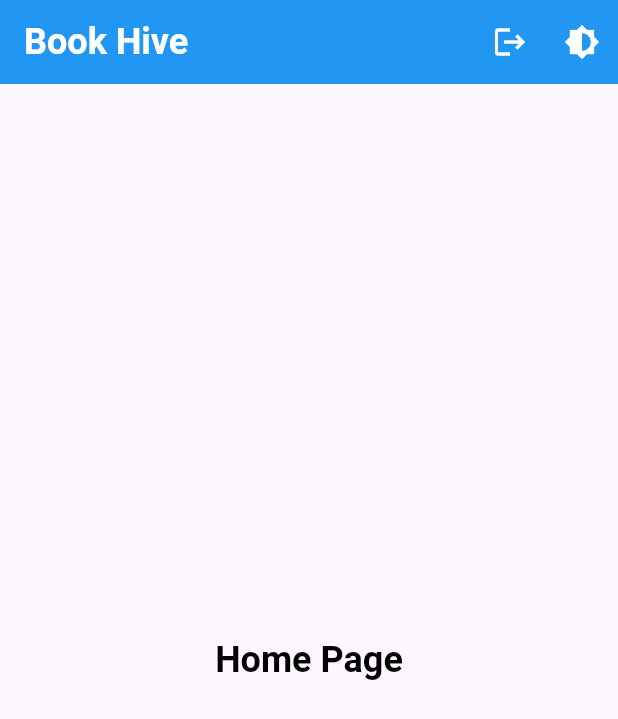
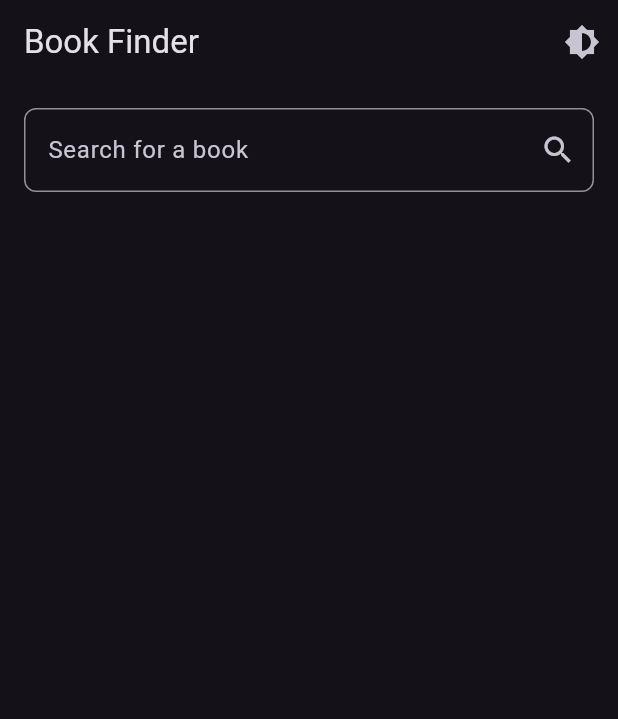
Before and after one commit to KhuzaimaAwan47/book_finder, a Flutter app: the screen it shows after launch, after a tap on the "brightness 6" icon, on a phone screen of 412 x 824 dp. Shown: the top 719 px of the screen. Run offline on Flutter 3.47's test engine with Material 3 defaults, Android fonts, the phone set to English and light mode, and no system bars; our stand-ins replace shared_preferences, sqflite; accounts and stored records are empty.

```diff
--- a/lib/auth/database_helper.dart
+++ b/lib/auth/database_helper.dart
@@ -10,7 +10,7 @@ class DatabaseHelper {
       "create table users (userId INTEGER PRIMARY KEY AUTOINCREMENT, username TEXT UNIQUE , password TEXT, email TEXT)";
 
   String books =
-      "create table favorites(id INTEGER PRIMARY KEY AUTOINCREMENT,title TEXT, author TEXT, thumbnailUrl TEXT))";
+      "create table favorites(id INTEGER PRIMARY KEY AUTOINCREMENT,title TEXT, author TEXT, thumbnailUrl TEXT)";
 
 Future<Database> initDB() async{
   final databasePath = await getDatabasesPath();
@@ -19,7 +19,7 @@ Future<Database> initDB() async{
       path, version: 1,
       onCreate: (db, version) {
     db.execute(users);
-
+    db.execute(books);
   });
 }
 
--- a/lib/main.dart
+++ b/lib/main.dart
@@ -1,42 +1,32 @@
 import 'package:book_finder/pages/home_page.dart';
-import 'package:book_finder/theme/theme.dart' as AppTheme;
 import 'package:book_finder/theme/theme_manager.dart';
 import 'package:flutter/material.dart';
 import 'package:provider/provider.dart';
 import 'auth/auth.dart';
 
 void main() async {
+  WidgetsFlutterBinding.ensureInitialized();
+  final themeManager = ThemeManager();
+  await themeManager.loadTheme();
 
-  WidgetsFlutterBinding.ensureInitialized();
 
 
   runApp(
-    ChangeNotifierProvider(
-      create: (context) => ThemeManager(),
-      child: const MyApp(),
+    ChangeNotifierProvider.value(
+      value: themeManager,
+      child: MyApp(),
     ),
   );
-  //runApp(MyApp());
-
 }
 
-class MyApp extends StatelessWidget{
-  const MyApp({super.key,});
-
+class MyApp extends StatelessWidget {
+  @override
   Widget build(BuildContext context) {
-    return Consumer<ThemeManager>(
-      builder: (context, themeManager, child) {
-        return MaterialApp(
-          debugShowCheckedModeBanner: false,
-          title: 'Book Hive',
-          theme: AppTheme.lightMode,
-          darkTheme: AppTheme.darkMode,
-          themeMode: themeManager.themeMode,
-          initialRoute: '/',
-          home:  const HomePage(),
-
-        );
-      },
+    final themeManager = Provider.of<ThemeManager>(context);
+    return MaterialApp(
+      debugShowCheckedModeBanner: false,
+      theme: themeManager.isDarkMode ? ThemeData.dark() : ThemeData.light(),
+      home: HomePage(),
     );
   }
 }
--- a/lib/pages/home_page.dart
+++ b/lib/pages/home_page.dart
@@ -1,5 +1,8 @@
+import 'package:book_finder/auth/database_helper.dart';
+import 'package:book_finder/services/api_service.dart';
 import 'package:flutter/material.dart';
 import 'package:provider/provider.dart';
+import '../models/bookModel.dart';
 import '../theme/theme_manager.dart';
 
 class HomePage extends StatefulWidget{
@@ -11,18 +14,36 @@ class HomePage extends StatefulWidget{
 }
 
 class _HomePageState extends State <HomePage> {
+  final ApiService _apiService = ApiService();
+  final DatabaseHelper _databaseHelper = DatabaseHelper();
+
+  List<Book> _books = [];
+  bool _isLoading = false;
+
+  void _searchBooks(String query) async {
+    setState(()=> _isLoading = true);
+    try{
+      final results = await _apiService.searchBooks(query);
+      setState(() {
+        _books = results.map((json) => Book.fromJson(json)).toList();
+      });
+    }catch (e){
+      ScaffoldMessenger.of(context).showSnackBar(
+          SnackBar(content: Text("Error fetching books")),
+          );
+    } finally {
+      setState(() => _isLoading = false);
+    }
+  }
+
+
   @override
   Widget build(BuildContext context){
     Provider.of<ThemeManager>(context);
     return Scaffold(
         appBar: AppBar(
-          title: const Text('Book Hive'),
+          title: const Text('Book Finder'),
           actions: [
-            IconButton(
-              onPressed: () {
-                Navigator.pushReplacementNamed(context, '/Login');
-              }, icon: Icon(Icons.logout),
-            ),
             IconButton(
               onPressed: (){
                 Provider.of<ThemeManager>(context, listen: false).toggleTheme();
@@ -30,9 +51,62 @@ class _HomePageState extends State <HomePage> {
             )
           ],
         ),
-        body: Center(
-          child: Text('Home Page',style: Theme.of(context).textTheme.titleLarge,),
+        body: Column(
+          children: [
+            Padding(padding: EdgeInsets.all(16.0),
+            child: TextField(
+              onChanged: _searchBooks,
+              decoration: InputDecoration(
+                hintText: 'Search for a book',
+                suffixIcon: Icon(Icons.search),
+                border: OutlineInputBorder(
+                  borderRadius: BorderRadius.circular(8.0),
+                ),
+              ),
+            ),
+            ),
+            Expanded(
+              child: _isLoading
+                  ? Center(child: CircularProgressIndicator())
+                  : ListView.builder(
+                itemCount: _books.length,
+                itemBuilder: (context, index) {
+                  final book = _books[index];
+                  return ListTile(
+                    leading: SizedBox(
+                      width: 50,
+                      height: 50,
+                      child: buildBookThumbnail(book.thumbnailUrl),
+                    ),
+                    title: Text(book.title),
+                    subtitle: Text(book.author),
+                    trailing: IconButton(
+                      icon: Icon(Icons.favorite_border),
+                      onPressed: () => _databaseHelper.addFavorite(book),
+                    ),
+                  );
+                },
+              ),
+            ),
+          ],
         )
     );
   }
+
+  Widget buildBookThumbnail(String? thumbnailUrl) {
+    if (thumbnailUrl != null && thumbnailUrl.isNotEmpty) {
+      return Image.network(
+        thumbnailUrl,
+        width: 50,
+        height: 50,
+        fit: BoxFit.cover,
+        errorBuilder: (context, error, stackTrace) {
+          return Icon(Icons.broken_image); // Fallback for failed images
+        },
+      );
+    } else {
+      return Icon(Icons.image_not_supported); // Placeholder for missing images
+    }
+  }
+
 }
--- a/lib/theme/theme_manager.dart
+++ b/lib/theme/theme_manager.dart
@@ -1,18 +1,22 @@
 import 'package:flutter/material.dart';
+import 'package:shared_preferences/shared_preferences.dart';
 
 
 class ThemeManager with ChangeNotifier {
-  ThemeMode _themeMode = ThemeMode.system;
+  bool _isDarkMode = false;
 
+  bool get isDarkMode => _isDarkMode;
 
-  ThemeMode get themeMode => _themeMode;
+  Future<void> toggleTheme() async {
+    _isDarkMode = !_isDarkMode;
+    notifyListeners();
+    final prefs = await SharedPreferences.getInstance();
+    await prefs.setBool('isDarkMode', _isDarkMode);
+  }
 
-
-
-
-
-  void toggleTheme(){
-    _themeMode = _themeMode == ThemeMode.light ? ThemeMode.dark : ThemeMode.light;
+  Future<void> loadTheme() async {
+    final prefs = await SharedPreferences.getInstance();
+    _isDarkMode = prefs.getBool('isDarkMode') ?? false;
     notifyListeners();
   }
 }
--- a/pubspec.yaml
+++ b/pubspec.yaml
@@ -41,6 +41,7 @@ dependencies:
   http: ^1.3.0
   sqflite: ^2.4.2
   path_provider: ^2.1.5
+  sqflite_common_ffi_web: ^1.0.0
 
 dev_dependencies:
   flutter_test:
```
Also changed, not shown: lib/auth/auth.dart (+18 -26 lines), lib/models/bookModel.dart (+15 -1 lines), pubspec.lock, 1 other file.
